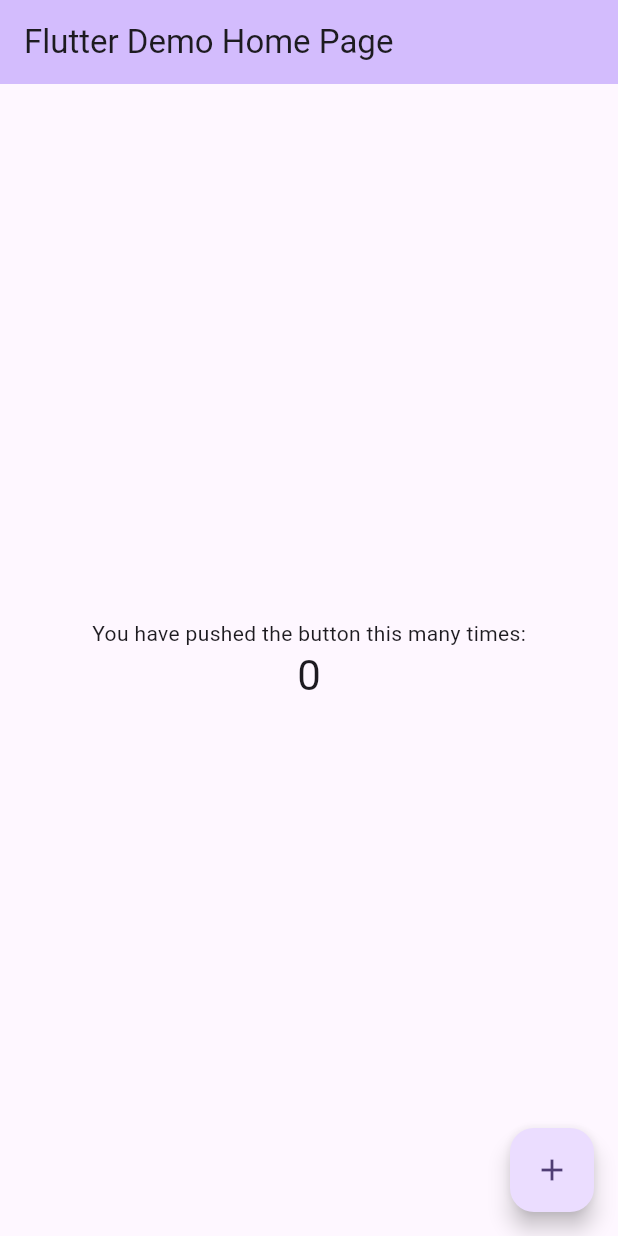
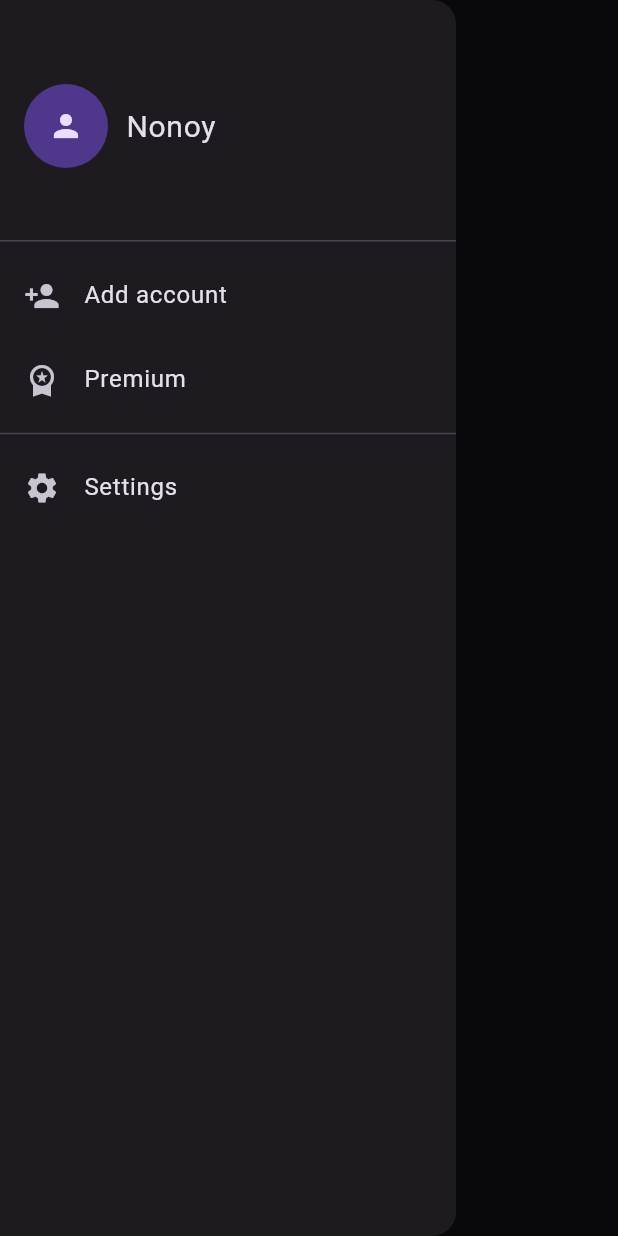
Before and after one commit to nonoyjuswa/Spotify_Proj, a Flutter app: the screen it shows after launch, with the side drawer open (before the commit the screen has no drawer), on a phone screen of 412 x 824 dp. Run offline on Flutter 3.47's test engine with Material 3 defaults, Android fonts, the phone set to English and light mode, and no system bars.

Commit message:
added menu, addAcc & premium

```diff
--- a/analysis_options.yaml
+++ b/analysis_options.yaml
@@ -14,6 +14,7 @@ analyzer:
     - build/**
     - android/**
     - ios/**
+    - web/**
 
 linter:
   # The lint rules applied to this project can be customized in the
--- a/lib/addAccount.dart
+++ b/lib/addAccount.dart
@@ -0,0 +1,13 @@
+import 'package:flutter/material.dart';
+
+class AddAccountPage extends StatelessWidget {
+  const AddAccountPage({super.key});
+
+  @override
+  Widget build(BuildContext context) {
+    return Scaffold(
+      appBar: AppBar(title: const Text('Add account')),
+      body: const Center(child: Text('Add account page')),
+    );
+  }
+}
--- a/lib/main.dart
+++ b/lib/main.dart
@@ -1,4 +1,6 @@
 import 'package:flutter/material.dart';
+import 'addAccount.dart';
+import 'premium.dart';
 
 void main() {
   runApp(const MyApp());
@@ -12,56 +14,72 @@ class MyApp extends StatelessWidget {
   Widget build(BuildContext context) {
     return MaterialApp(
       title: 'Flutter Demo',
-      theme: ThemeData(
-        colorScheme: .fromSeed(seedColor: Colors.deepPurple),
-      ),
-      home: const MyHomePage(title: 'Flutter Demo Home Page'),
+      theme: ThemeData.dark(),
+      home: const HomePage(),
     );
   }
 }
 
-class MyHomePage extends StatefulWidget {
-  const MyHomePage({super.key, required this.title});
-
-  final String title;
-
-  @override
-  State<MyHomePage> createState() => _MyHomePageState();
-}
-
-class _MyHomePageState extends State<MyHomePage> {
-  int _counter = 0;
-
-  void _incrementCounter() {
-    setState(() {
-      _counter++;
-    });
-  }
+class HomePage extends StatelessWidget {
+  const HomePage({super.key});
 
   @override
   Widget build(BuildContext context) {
     return Scaffold(
       appBar: AppBar(
-        backgroundColor: Theme.of(context).colorScheme.inversePrimary,
-        title: Text(widget.title),
+        automaticallyImplyLeading: false,
+        leading: Builder(
+          builder: (context) => IconButton(
+            icon: const CircleAvatar(child: Icon(Icons.person)),
+            onPressed: () => Scaffold.of(context).openDrawer(),
+          ),
+        ),
       ),
-      body: Center(
-        child: Column(
-          mainAxisAlignment: .center,
+      drawer: Drawer(
+        child: ListView(
+          padding: EdgeInsets.zero,
           children: [
-            const Text('You have pushed the button this many times:'),
-            Text(
-              '$_counter',
-              style: Theme.of(context).textTheme.headlineMedium,
+            const DrawerHeader(
+              child: Row(
+                children: [
+                  CircleAvatar(radius: 28, child: Icon(Icons.person)),
+                  SizedBox(width: 12),
+                  Text('Nonoy', style: TextStyle(fontSize: 20)),
+                ],
+              ),
+            ),
+            ListTile(
+              leading: const Icon(Icons.person_add),
+              title: const Text('Add account'),
+              onTap: () {
+                Navigator.pop(context); // close drawer
+                Navigator.push(
+                  context,
+                  MaterialPageRoute(builder: (_) => const AddAccountPage()),
+                );
+              },
+            ),
+            ListTile(
+              leading: const Icon(Icons.workspace_premium),
+              title: const Text('Premium'),
+              onTap: () {
+                Navigator.pop(context);
+                Navigator.push(
+                  context,
+                  MaterialPageRoute(builder: (_) => const PremiumPage()),
+                );
+              },
+            ),
+            const Divider(),
+            ListTile(
+              leading: const Icon(Icons.settings),
+              title: const Text('Settings'),
+              onTap: () => Navigator.pop(context),
             ),
           ],
         ),
       ),
-      floatingActionButton: FloatingActionButton(
-        onPressed: _incrementCounter,
-        tooltip: 'Increment',
-        child: const Icon(Icons.add),
-      ),
+      body: const Center(child: Text('Your music')),
     );
   }
 }
--- a/lib/premium.dart
+++ b/lib/premium.dart
@@ -0,0 +1,13 @@
+import 'package:flutter/material.dart';
+
+class PremiumPage extends StatelessWidget {
+  const PremiumPage({super.key});
+
+  @override
+  Widget build(BuildContext context) {
+    return Scaffold(
+      appBar: AppBar(title: const Text('Premium')),
+      body: const Center(child: Text('Premium page')),
+    );
+  }
+}
```
Also changed, not shown: 8 other files.
